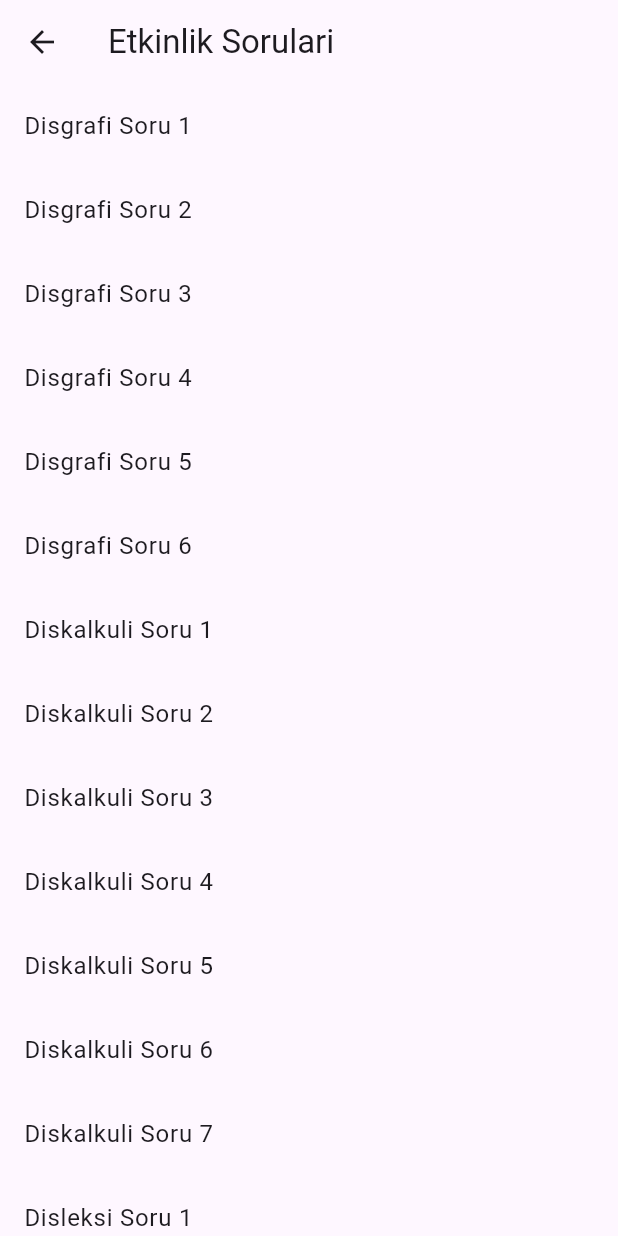
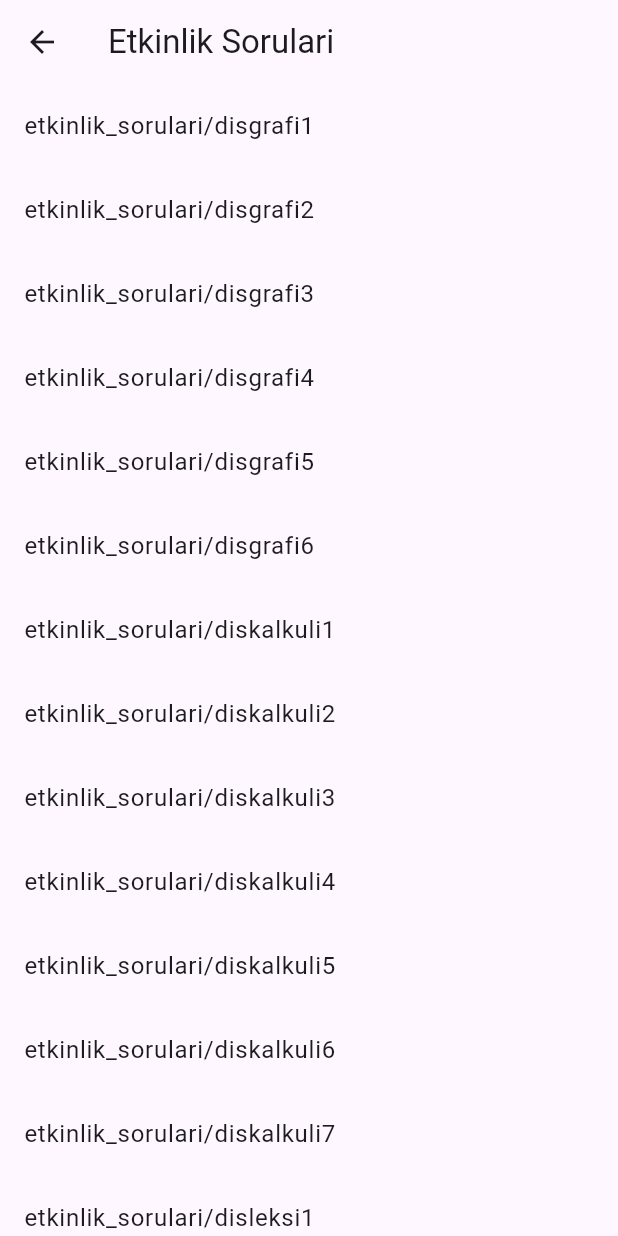
Before and after one commit to umitbasakk/teknofest, a Flutter app: the EtkinlikSorulariListScreen screen opened directly, on a phone screen of 412 x 824 dp. Run offline on Flutter 3.47's test engine with Material 3 defaults, Android fonts, the phone set to English and light mode, and no system bars; our stand-ins replace flutter_dotenv, supabase_flutter; accounts and stored records are empty.

Commit message:
Update etkinlik_sorulari_screen.dart

```diff
--- a/roof/lib/other_screens/etkinlik_sorulari_screen.dart
+++ b/roof/lib/other_screens/etkinlik_sorulari_screen.dart
@@ -4,23 +4,23 @@ class EtkinlikSorulariListScreen extends StatelessWidget {
   const EtkinlikSorulariListScreen({super.key});
 
   final List<String> etkinlikOyunlari = const [
-    'Disgrafi Soru 1',
-    'Disgrafi Soru 2',
-    'Disgrafi Soru 3',
-    'Disgrafi Soru 4',
-    'Disgrafi Soru 5',
-    'Disgrafi Soru 6',
-    'Diskalkuli Soru 1',
-    'Diskalkuli Soru 2',
-    'Diskalkuli Soru 3',
-    'Diskalkuli Soru 4',
-    'Diskalkuli Soru 5 ',
-    'Diskalkuli Soru 6',
-    'Diskalkuli Soru 7',
-    'Disleksi Soru 1',
-    'Disleksi Soru 2',
-    'Disleksi Soru 3',
-    'Disleksi Soru 4' //buraya da virgül konulur mu bilmiyorum emin olamadım. İki türlü de hata vermiyor çünkü.
+    'etkinlik_sorulari/disgrafi1',
+    'etkinlik_sorulari/disgrafi2',
+    'etkinlik_sorulari/disgrafi3',
+    'etkinlik_sorulari/disgrafi4',
+    'etkinlik_sorulari/disgrafi5',
+    'etkinlik_sorulari/disgrafi6',
+    'etkinlik_sorulari/diskalkuli1',
+    'etkinlik_sorulari/diskalkuli2',
+    'etkinlik_sorulari/diskalkuli3',
+    'etkinlik_sorulari/diskalkuli4',
+    'etkinlik_sorulari/diskalkuli5',
+    'etkinlik_sorulari/diskalkuli6',
+    'etkinlik_sorulari/diskalkuli7',
+    'etkinlik_sorulari/disleksi1',
+    'etkinlik_sorulari/disleksi2',
+    'etkinliki_sorulari/disleksi3',
+    'etkinlik_sorulari/disleksi4' //buraya da virgül konulur mu bilmiyorum emin olamadım. İki türlü de hata vermiyor çünkü.
   ];
 
   @override
```
